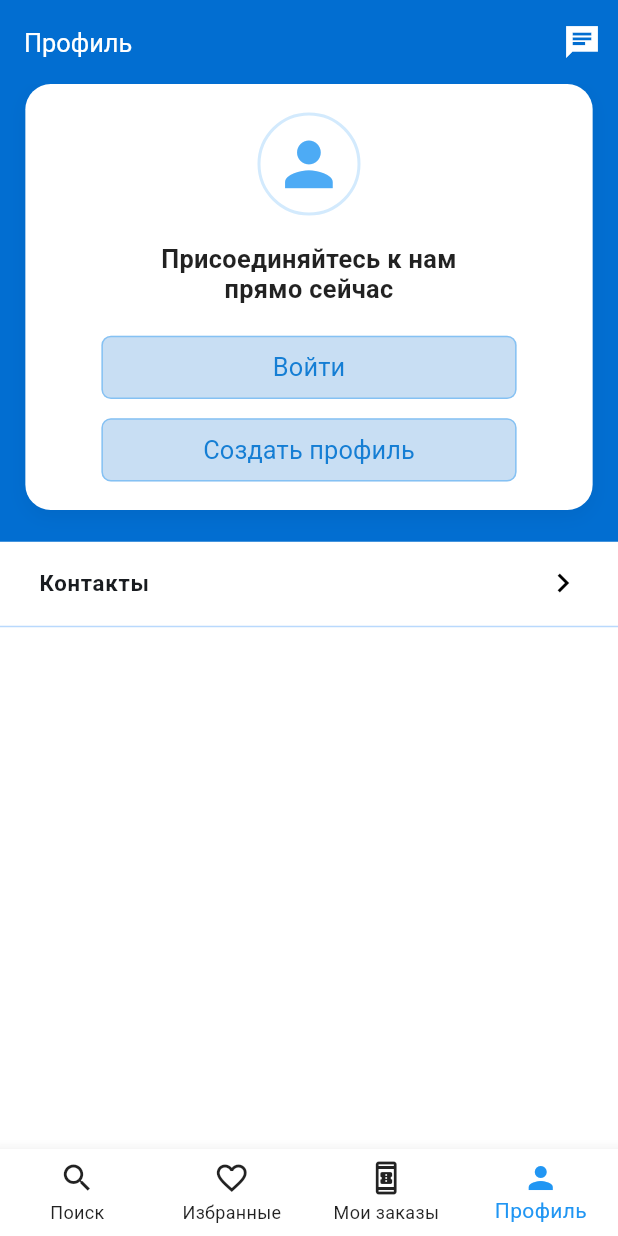
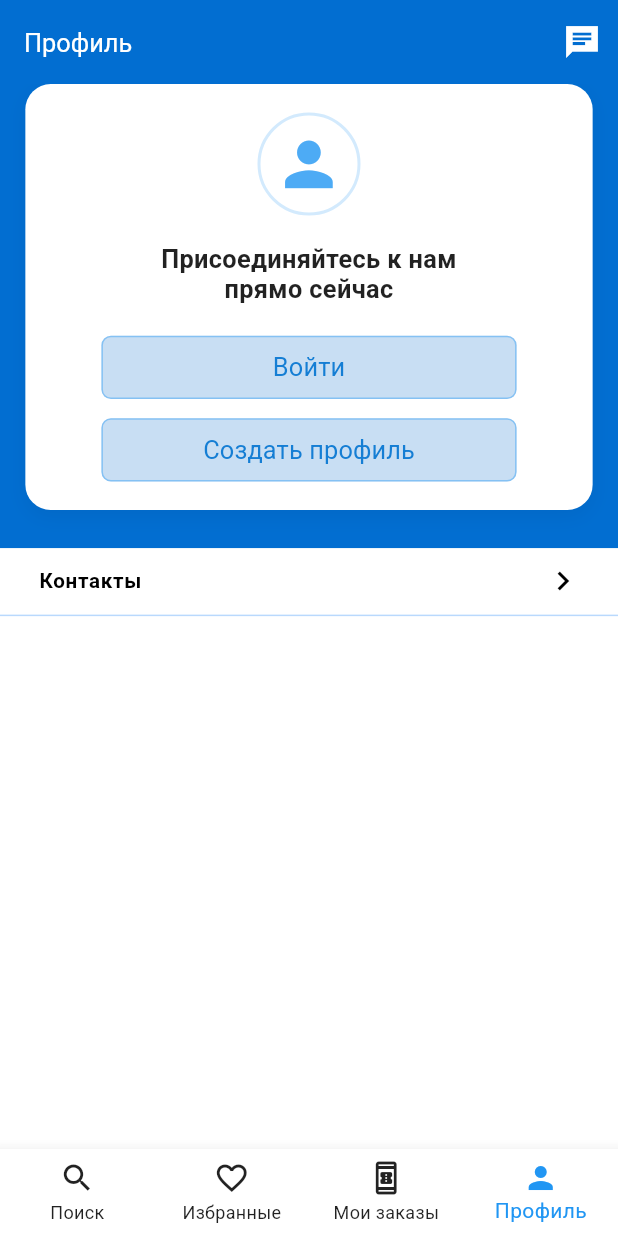
Before and after one commit to Atoktobekov/hitTravel, a Flutter app: the screen it shows after launch, item 4 of the bottom bar chosen, on a phone screen of 412 x 824 dp. Run offline on Flutter 3.47's test engine with Material 3 defaults, Android fonts, the phone set to English and light mode, and no system bars; our stand-ins replace dio, flutter_screenutil, font_awesome_flutter, get_it, shared_preferences, talker_flutter and 1 more; missing offline and left inert: talker_dio_logger; network calls fail; statements that could not run were skipped.

```diff
--- a/hit_travel/lib/features/profile/presentation/pages/profile_page.dart
+++ b/hit_travel/lib/features/profile/presentation/pages/profile_page.dart
@@ -6,6 +6,7 @@ import 'package:hit_travel/core/constants/app_links.dart';
 import 'package:hit_travel/core/theme/theme.dart';
 import 'package:hit_travel/features/auth/presentation/pages/login_page.dart';
 import 'package:hit_travel/features/auth/presentation/pages/registration_page.dart';
+import 'package:hit_travel/features/profile/presentation/widgets/profile_list_tile.dart';
 import 'package:hit_travel/shared/presentation/widgets/blue_divider.dart';
 import 'package:url_launcher/url_launcher.dart';
 
@@ -46,7 +47,7 @@ class ProfilePage extends StatelessWidget {
             Container(
               width: double.infinity,
               color: AppTheme.blueColor,
-              padding: EdgeInsets.fromLTRB(16.w, 0, 16.w, 20.h),
+              padding: EdgeInsets.fromLTRB(16.w, 0, 16.w, 24.h),
               child: Container(
                 decoration: BoxDecoration(
                   color: Colors.white,
@@ -127,25 +128,12 @@ class ProfilePage extends StatelessWidget {
                 ),
               ),
             ),
-            ListTile(
-              title: Padding(
-                padding: EdgeInsets.only(left: 10),
-                child: Text(
-                  "Контакты",
-                  style: TextStyle(
-                    fontSize: 14.sp,
-                    fontWeight: FontWeight.w600,
-                  ),
-                ),
-              ),
-              trailing: Icon(
-                Icons.chevron_right,
-                size: 24.sp,
-                color: Colors.black,
-              ),
+            ProfileListTile(
+              title: "Контакты",
               onTap: () {
-                //TODO handle contact support
+                // TODO: handle contact support
               },
+              isChevronNeeded: true,
             ),
             blueDivider,
             // space for bottom
--- /dev/null
+++ b/hit_travel/lib/features/profile/presentation/widgets/profile_list_tile.dart
@@ -0,0 +1,44 @@
+import 'package:flutter/material.dart';
+import 'package:flutter_screenutil/flutter_screenutil.dart';
+
+class ProfileListTile extends StatelessWidget {
+  final String title;
+  final VoidCallback onTap;
+  final IconData? icon;
+  final Color? textColor;
+  final bool isChevronNeeded;
+
+  const ProfileListTile({
+    super.key,
+    required this.title,
+    required this.onTap,
+    this.icon,
+    this.textColor,
+    required this.isChevronNeeded,
+  });
+
+  @override
+  Widget build(BuildContext context) {
+    return ListTile(
+      minTileHeight: 42.h,
+      leading: icon != null
+          ? Icon(icon, size: 24.sp, color: textColor ?? Colors.black87)
+          : null,
+      title: Padding(
+        padding: EdgeInsets.only(left: icon == null ? 10 : 0),
+        child: Text(
+          title,
+          style: TextStyle(
+            fontSize: 13.sp,
+            fontWeight: FontWeight.w600,
+            color: textColor ?? Colors.black,
+          ),
+        ),
+      ),
+      trailing: isChevronNeeded
+          ? Icon(Icons.chevron_right, size: 24.sp, color: Colors.black)
+          : null,
+      onTap: onTap,
+    );
+  }
+}
```
Also changed, not shown: hit_travel/lib/features/auth/presentation/pages/authorized_profile_page.dart (+190 -162 lines).
